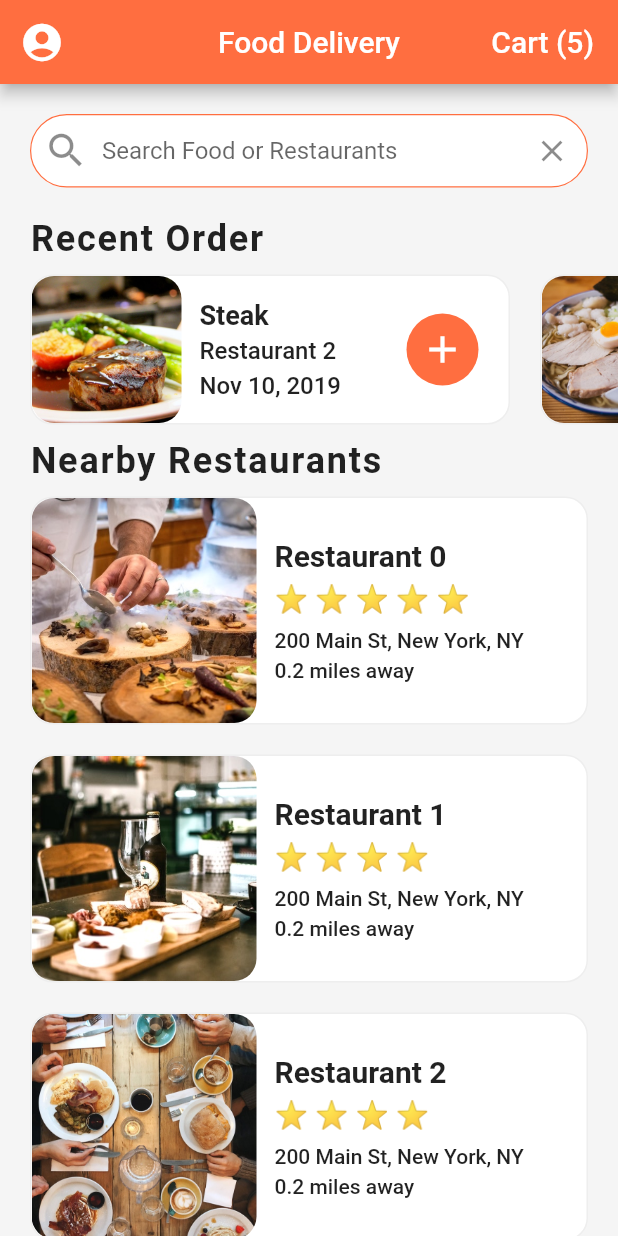
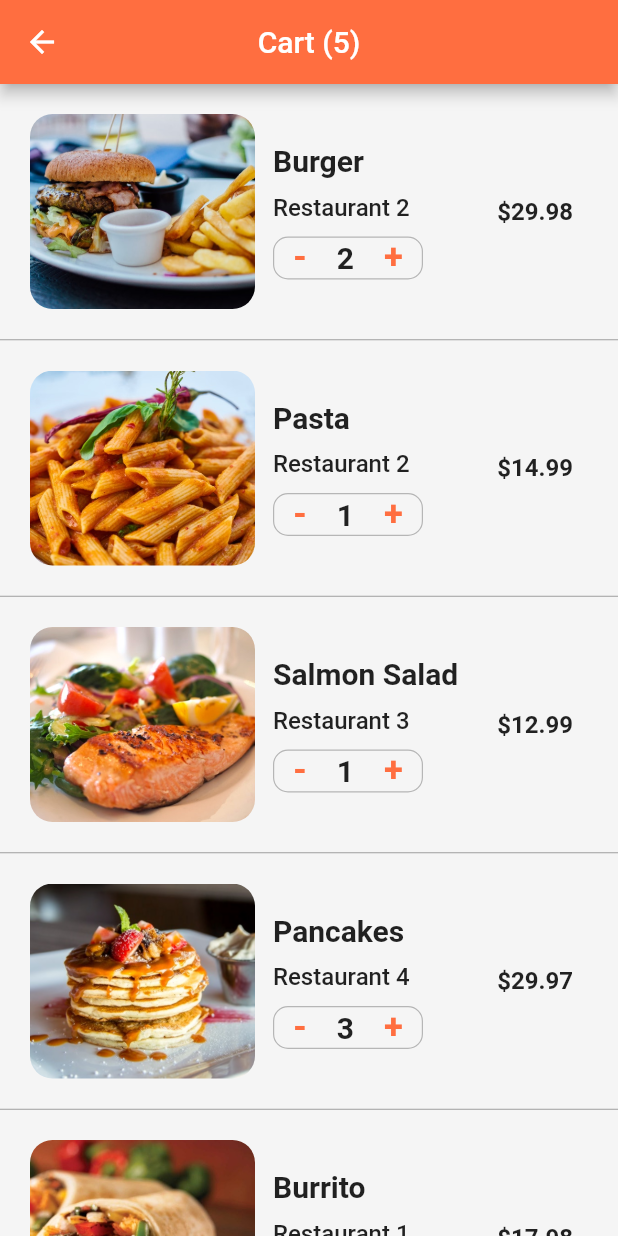
Before and after one commit to hashemsh/food-delivery-app-flutter-ui, a Flutter app: the screen it shows after launch, after a tap on an icon or button, on a phone screen of 412 x 824 dp. Run offline on Flutter 3.47's test engine with Material 2 defaults, Android fonts, the phone set to English and light mode, and no system bars.

Commit message:
cart screen make

```diff
--- /dev/null
+++ b/lib/screens/cart_screen.dart
@@ -0,0 +1,146 @@
+import 'package:flutter/material.dart';
+import 'package:food_delivery_app/data/data.dart';
+import 'package:food_delivery_app/models/order.dart';
+
+class CartScreen extends StatefulWidget {
+  const CartScreen({super.key});
+
+  @override
+  State<CartScreen> createState() => _CartScreenState();
+}
+
+class _CartScreenState extends State<CartScreen> {
+  _buildCartItem(Order order) {
+    return Container(
+      padding: EdgeInsets.all(20.0),
+      height: 170.0,
+      child: Row(children: [
+        Expanded(
+          child: Row(
+            children: [
+              Container(
+                width: 150.0,
+                decoration: BoxDecoration(
+                  image: DecorationImage(
+                    image: AssetImage(order.food.imageUrl),
+                    fit: BoxFit.cover,
+                  ),
+                  borderRadius: BorderRadius.circular(15.0),
+                ),
+              ),
+              Expanded(
+                child: Container(
+                  margin: EdgeInsets.all(12.0),
+                  child: Column(
+                    mainAxisAlignment: MainAxisAlignment.center,
+                    crossAxisAlignment: CrossAxisAlignment.start,
+                    children: [
+                      Text(
+                        order.food.name,
+                        style: TextStyle(
+                            fontSize: 20.0, fontWeight: FontWeight.bold),
+                        overflow: TextOverflow.ellipsis,
+                      ),
+                      SizedBox(
+                        height: 10.0,
+                      ),
+                      Text(
+                        order.restaurant.name,
+                        style: TextStyle(
+                            fontSize: 16.0, fontWeight: FontWeight.w500),
+                        overflow: TextOverflow.ellipsis,
+                      ),
+                      SizedBox(
+                        height: 10.0,
+                      ),
+                      Container(
+                        width: 100.0,
+                        decoration: BoxDecoration(
+                          borderRadius: BorderRadius.circular(10.0),
+                          border: Border.all(
+                            width: 0.8,
+                            color: Colors.black26,
+                          ),
+                        ),
+                        child: Row(
+                          mainAxisAlignment: MainAxisAlignment.center,
+                          children: [
+                            GestureDetector(
+                              onTap: () {},
+                              child: Text(
+                                '-',
+                                style: TextStyle(
+                                    color: Theme.of(context).primaryColor,
+                                    fontSize: 23.0,
+                                    fontWeight: FontWeight.w600),
+                              ),
+                            ),
+                            SizedBox(
+                              width: 20.0,
+                            ),
+                            Text(
+                              order.quantity.toString(),
+                              style: TextStyle(
+                                  fontSize: 20.0, fontWeight: FontWeight.w600),
+                            ),
+                            SizedBox(
+                              width: 20.0,
+                            ),
+                            GestureDetector(
+                              onTap: () {},
+                              child: Text(
+                                '+',
+                                style: TextStyle(
+                                    color: Theme.of(context).primaryColor,
+                                    fontSize: 23.0,
+                                    fontWeight: FontWeight.w600),
+                              ),
+                            ),
+                          ],
+                        ),
+                      )
+                    ],
+                  ),
+                ),
+              )
+            ],
+          ),
+        ),
+        Container(
+          margin: EdgeInsets.all(10.0),
+          child: Text(
+            '\$${order.quantity * order.food.price}',
+            style: TextStyle(fontSize: 16.0, fontWeight: FontWeight.w600),
+          ),
+        )
+      ]),
+    );
+  }
+
+  @override
+  Widget build(BuildContext context) {
+    return Scaffold(
+      appBar: AppBar(
+        backgroundColor: Colors.deepOrangeAccent,
+        centerTitle: true,
+        title: Text(
+          'Cart (${currentUser.cart.length})',
+        ),
+      ),
+      body: ListView.separated(
+        physics: BouncingScrollPhysics(),
+        itemCount: currentUser.cart.length,
+        itemBuilder: (BuildContext context, int index) {
+          Order order = currentUser.cart[index];
+          return _buildCartItem(order);
+        },
+        separatorBuilder: (BuildContext context, int index) {
+          return Divider(
+            height: 1.0,
+            color: Colors.grey,
+          );
+        },
+      ),
+    );
+  }
+}
--- a/lib/screens/home_screen.dart
+++ b/lib/screens/home_screen.dart
@@ -1,6 +1,7 @@
 import 'package:flutter/material.dart';
 import 'package:food_delivery_app/data/data.dart';
 import 'package:food_delivery_app/models/restaurant.dart';
+import 'package:food_delivery_app/screens/cart_screen.dart';
 import 'package:food_delivery_app/screens/restaurant_screen.dart';
 import 'package:food_delivery_app/widgets/recent_orders.dart';
 
@@ -122,7 +123,12 @@ class _HomeScreenState extends State<HomeScreen> {
               'Cart (${currentUser.cart.length})',
               style: TextStyle(color: Colors.white, fontSize: 20.0),
             ),
-            onPressed: () {},
+            onPressed: () => Navigator.push(
+              context,
+              MaterialPageRoute(
+                builder: (_) => CartScreen(),
+              ),
+            ),
           )
         ],
       ),
```
